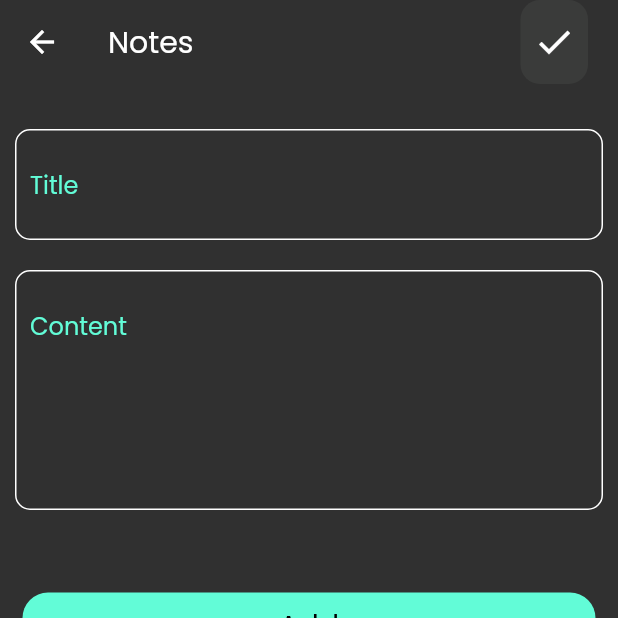
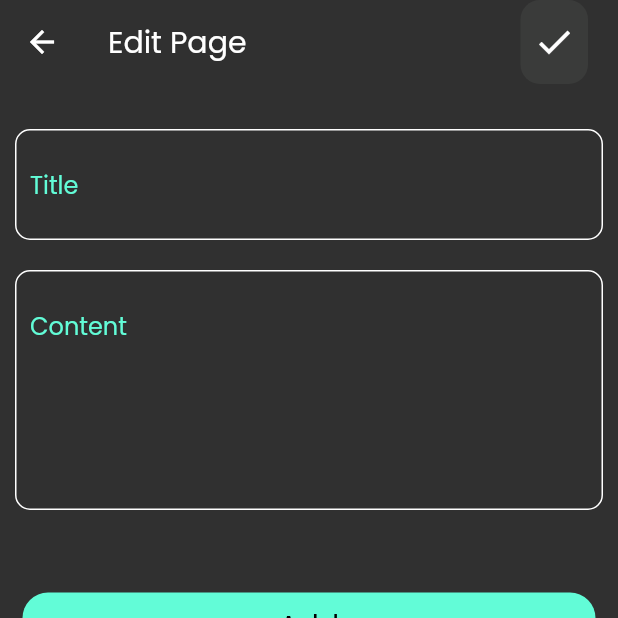
Before and after one commit to PhilopateerMoheb1/NotesApp, a Flutter app: the EditPageView screen opened by its route, on a phone screen of 412 x 824 dp, the top half of it. Run offline on Flutter 3.47's test engine with Material 2 defaults, Android fonts, the phone set to English and light mode, and no system bars; our stand-ins replace font_awesome_flutter; missing offline and left inert: dart:ffi.

Commit message:
Feat:Edit View UI

```diff
--- a/lib/Screens/EditPageView.dart
+++ b/lib/Screens/EditPageView.dart
@@ -11,21 +11,9 @@ class EditPageView extends StatelessWidget {
   @override
   Widget build(BuildContext context) {
     return Scaffold(
-      appBar: AppBar(
-        backgroundColor: Colors.transparent,
-        title: const Text("Notes"),
-        elevation: 0,
-        actions: const [
-          Padding(
-            padding: EdgeInsets.only(right: 20.0),
-            child: CustomIcon(
-              icon: Icon(
-                Icons.done,
-                size: 28,
-              ),
-            ),
-          ),
-        ],
+      appBar: buildAppBar(
+        "Edit Page",
+        Icons.done,
       ),
       body: const TextFieldFormWidget(
         firstTextFieldHintText: "Title",
@@ -35,3 +23,22 @@ class EditPageView extends StatelessWidget {
     );
   }
 }
+
+AppBar buildAppBar(String name, IconData iconData) {
+  return AppBar(
+    backgroundColor: Colors.transparent,
+    title: Text(name),
+    elevation: 0,
+    actions: [
+      Padding(
+        padding: const EdgeInsets.only(right: 20.0),
+        child: CustomIcon(
+          icon: Icon(
+            iconData,
+            size: 28,
+          ),
+        ),
+      ),
+    ],
+  );
+}
```
